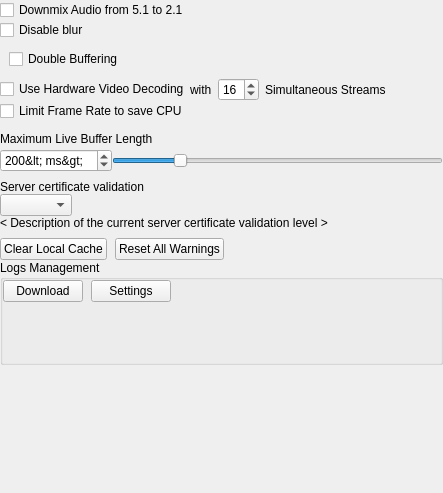
First picture: the form in vms/client/nx_vms_client_desktop/src/ui/widgets/local_settings/advanced_settings_widget.ui, repository networkoptix/nx_open, before the edit.
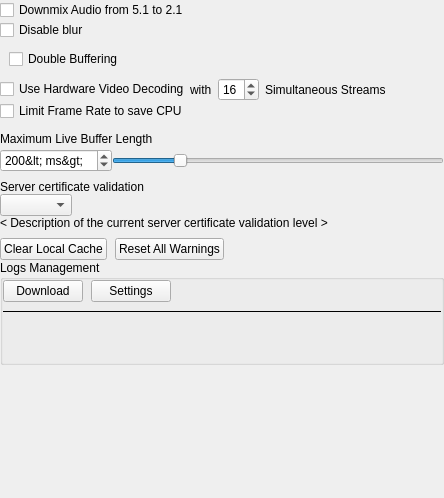
Second picture: the form after the edit. Custom widgets are drawn as their Qt base class.

What changed in the file:
```diff
--- a/vms/client/nx_vms_client_desktop/src/ui/widgets/local_settings/advanced_settings_widget.ui
+++ b/vms/client/nx_vms_client_desktop/src/ui/widgets/local_settings/advanced_settings_widget.ui
@@ -6,8 +6,8 @@
    <rect>
     <x>0</x>
     <y>0</y>
-    <width>443</width>
-    <height>493</height>
+    <width>444</width>
+    <height>498</height>
    </rect>
   </property>
   <layout class="QVBoxLayout" name="verticalLayout">
@@ -445,6 +445,19 @@
               </item>
              </layout>
             </item>
+            <item>
+             <widget class="QFrame" name="horizontalLine">
+              <property name="frameShape">
+               <enum>QFrame::Shape::HLine</enum>
+              </property>
+              <property name="frameShadow">
+               <enum>QFrame::Shadow::Plain</enum>
+              </property>
+             </widget>
+            </item>
+            <item>
+             <widget class="nx::vms::client::desktop::AlertLabel" name="alertLabel" native="true"/>
+            </item>
             <item>
              <spacer name="verticalSpacer_2">
               <property name="orientation">
@@ -586,6 +599,12 @@
   </layout>
  </widget>
  <customwidgets>
+  <customwidget>
+   <class>nx::vms::client::desktop::AlertLabel</class>
+   <extends>QWidget</extends>
+   <header>nx/vms/client/desktop/common/widgets/alert_label.h</header>
+   <container>1</container>
+  </customwidget>
   <customwidget>
    <class>nx::vms::client::desktop::HintButton</class>
    <extends>QWidget</extends>
```
Left out of the diff: 22 changed lines with no effect on the pictures. Lines whose indentation alone changed are shown as unchanged.
